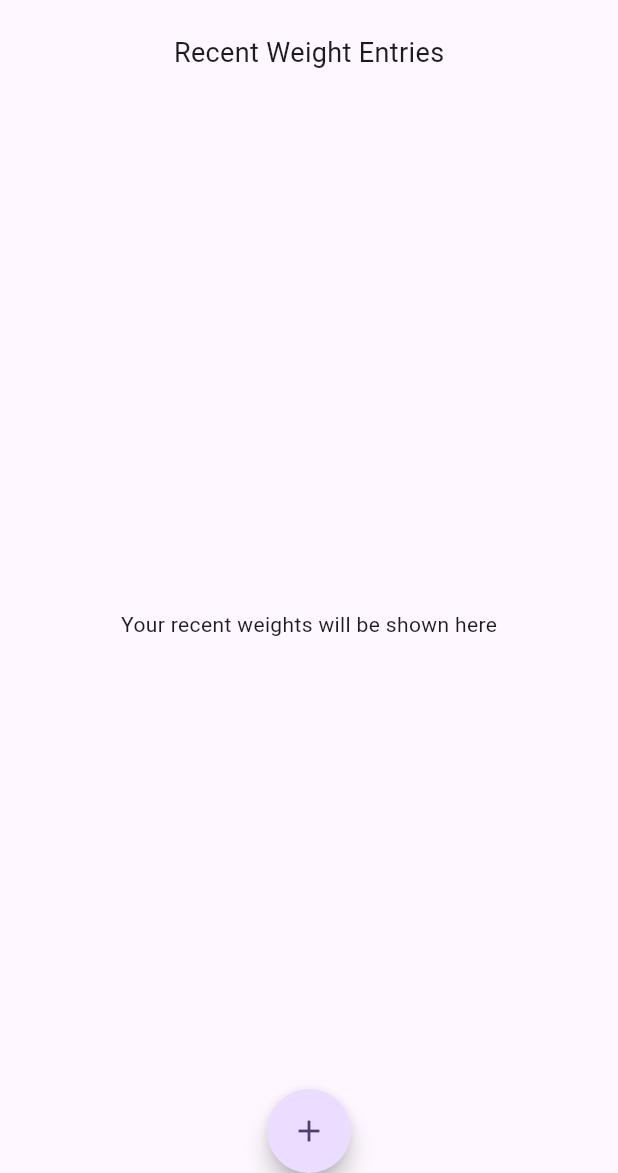
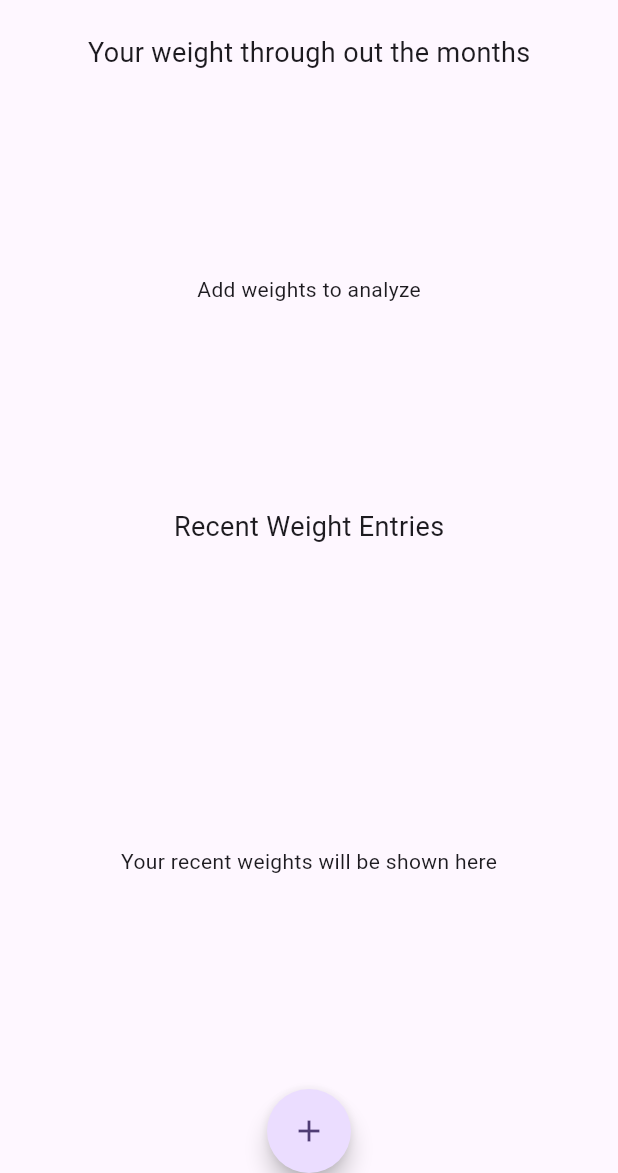
Before and after one commit to Dheeraj-2003/weight_tracker, a Flutter app: the HomeScreen screen opened directly, on a phone screen of 412 x 824 dp, the part 63-1236 px from its top. Run offline on Flutter 3.47's test engine with Material 3 defaults, Android fonts, the phone set to English and light mode, and no system bars; our stand-ins replace fl_chart, flutter_riverpod, hive_flutter; accounts and stored records are empty.

Commit message:
implemented line chart

```diff
--- a/lib/presentation/providers/weights/weights_notifier.dart
+++ b/lib/presentation/providers/weights/weights_notifier.dart
@@ -20,16 +20,17 @@ class WeightsNotifier extends StateNotifier<WeightsState> {
       await weightRepository.addWeight(weight);
       getWeights();
     } catch (e) {
-      log("$e");
+      log("add weights: $e");
     }
   }
 
   void getWeights() async {
     try {
       weightList = await weightRepository.getWeights();
+      weightList.sort((b, a) => a.time.compareTo(b.time));
       state = WeightsLoadedState(weights: weightList);
     } catch (e) {
-      log("$e");
+      log("get weights: $e");
     }
   }
 }
--- a/lib/presentation/screens/home_screen.dart
+++ b/lib/presentation/screens/home_screen.dart
@@ -1,6 +1,9 @@
 import 'package:flutter/material.dart';
 import 'package:flutter_riverpod/flutter_riverpod.dart';
+import 'package:hive_flutter/hive_flutter.dart';
+import 'package:weight_tracker/presentation/providers/weights/weights_provider.dart';
 import 'package:weight_tracker/presentation/screens/add_weight_screen.dart';
+import 'package:weight_tracker/presentation/widgets/plot/line_chart.dart';
 import 'package:weight_tracker/presentation/widgets/weights_list.dart';
 
 class HomeScreen extends ConsumerStatefulWidget {
@@ -37,16 +40,32 @@ class _HomeScreenState extends ConsumerState<HomeScreen> {
       body: Center(
         child: Container(
           padding: const EdgeInsets.all(8),
-          child: const Column(
+          child: Column(
             children: [
-              Text(
-                "Recent Weight Entries",
+              const Text(
+                "Your weight through out the months",
                 style: TextStyle(fontSize: 18),
               ),
-              SizedBox(
+              const SizedBox(
+                height: 20,
+              ),
+              const SizedBox(height: 250, child: LineChartWidget()),
+              const SizedBox(
+                height: 20,
+              ),
+              InkWell(
+                onTap: () {
+                  ref.watch(weightsProvider.notifier).getWeights();
+                },
+                child: const Text(
+                  "Recent Weight Entries",
+                  style: TextStyle(fontSize: 18),
+                ),
+              ),
+              const SizedBox(
                 height: 10,
               ),
-              Expanded(child: WeightsList()),
+              const Expanded(child: WeightsList()),
             ],
           ),
         ),
--- a/lib/presentation/widgets/common_list_tile.dart
+++ b/lib/presentation/widgets/common_list_tile.dart
@@ -1,7 +1,7 @@
 import 'package:flutter/material.dart';
 import 'package:intl/intl.dart';
 
-final formatter = DateFormat.yMd();
+final formatter = DateFormat.yMMMd();
 
 class CommonListTile extends StatelessWidget {
   const CommonListTile(
--- /dev/null
+++ b/lib/presentation/widgets/plot/line_chart.dart
@@ -0,0 +1,73 @@
+import 'package:fl_chart/fl_chart.dart';
+import 'package:flutter/material.dart';
+import 'package:flutter_riverpod/flutter_riverpod.dart';
+import 'package:weight_tracker/data/models/weight.dart';
+import 'package:weight_tracker/presentation/providers/weights/weights_provider.dart';
+import 'package:weight_tracker/presentation/providers/weights/weights_state.dart';
+
+final List<String> months = ["Jan", "Feb", "Mar", "Apr", "Jun", "Jul"];
+
+class LineChartWidget extends StatefulWidget {
+  const LineChartWidget({super.key});
+
+  @override
+  State<LineChartWidget> createState() => _LineChartWidgetState();
+}
+
+class _LineChartWidgetState extends State<LineChartWidget> {
+  @override
+  Widget build(BuildContext context) {
+    return Consumer(builder: (context, ref, child) {
+      final state = ref.watch(weightsProvider);
+      List<Weight> weighList = state is WeightsLoadedState ? state.weights : [];
+      final List<FlSpot> dummyData1 = List.generate(weighList.length, (index) {
+        return FlSpot(
+            weighList[index].time.month.toDouble(), weighList[index].weight);
+      });
+      return weighList.isEmpty
+          ? const Center(
+              child: Text("Add weights to analyze"),
+            )
+          : Padding(
+              padding: const EdgeInsets.only(right: 22.0),
+              child: LineChart(
+                LineChartData(
+                  gridData: const FlGridData(
+                    show: true,
+                  ),
+                  titlesData: FlTitlesData(
+                    topTitles: const AxisTitles(
+                        sideTitles: SideTitles(showTitles: false)),
+                    rightTitles: const AxisTitles(
+                        sideTitles: SideTitles(showTitles: false)),
+                    leftTitles: const AxisTitles(
+                      axisNameWidget: Text("Weight (Kg)"),
+                      sideTitles:
+                          SideTitles(showTitles: true, reservedSize: 38),
+                    ),
+                    bottomTitles: AxisTitles(
+                      axisNameWidget: const Text("Time (Months)"),
+                      sideTitles: SideTitles(
+                        interval: 1,
+                        reservedSize: 28,
+                        showTitles: true,
+                        getTitlesWidget: (value, meta) => Text(
+                          months[value.toInt()],
+                          style: const TextStyle(color: Colors.black),
+                        ),
+                      ),
+                    ),
+                  ),
+                  lineBarsData: [
+                    LineChartBarData(
+                      spots: dummyData1,
+                      barWidth: 3,
+                      color: Colors.indigo,
+                    ),
+                  ],
+                ),
+              ),
+            );
+    });
+  }
+}
--- a/pubspec.yaml
+++ b/pubspec.yaml
@@ -41,6 +41,7 @@ dependencies:
   intl: ^0.18.1
   hive: ^2.2.3
   hive_flutter: ^1.1.0
+  fl_chart: ^0.68.0
 
 dev_dependencies:
   flutter_test:
```
Also changed, not shown: lib/presentation/widgets/plot/line_titles.dart (added), pubspec.lock.
